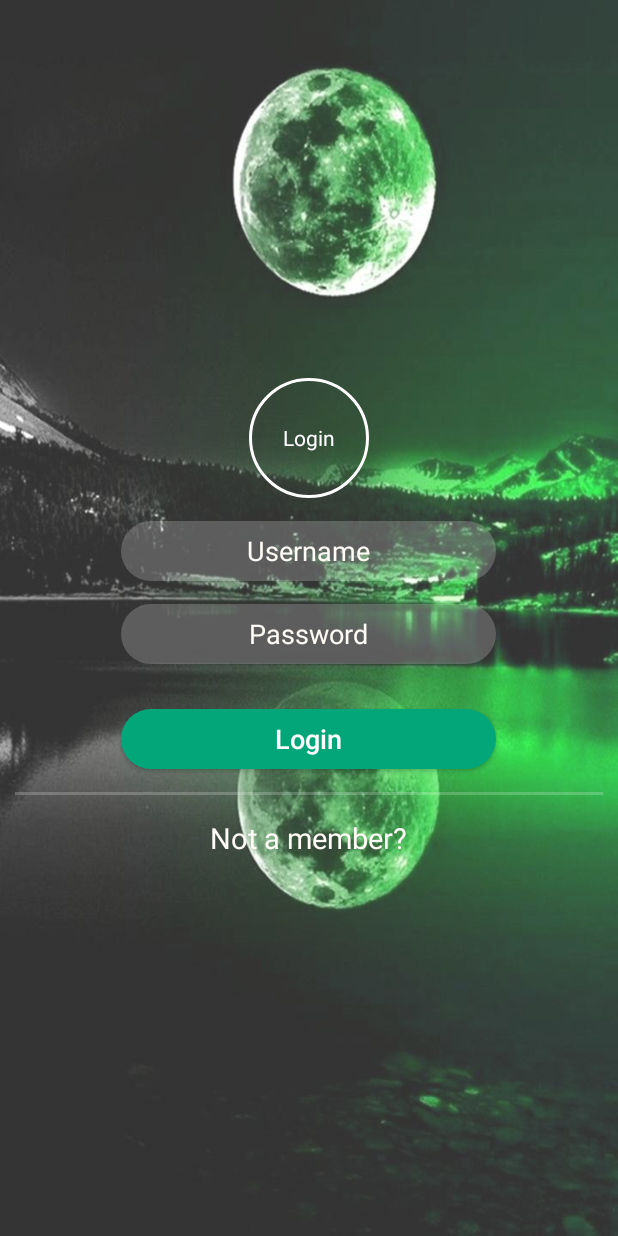
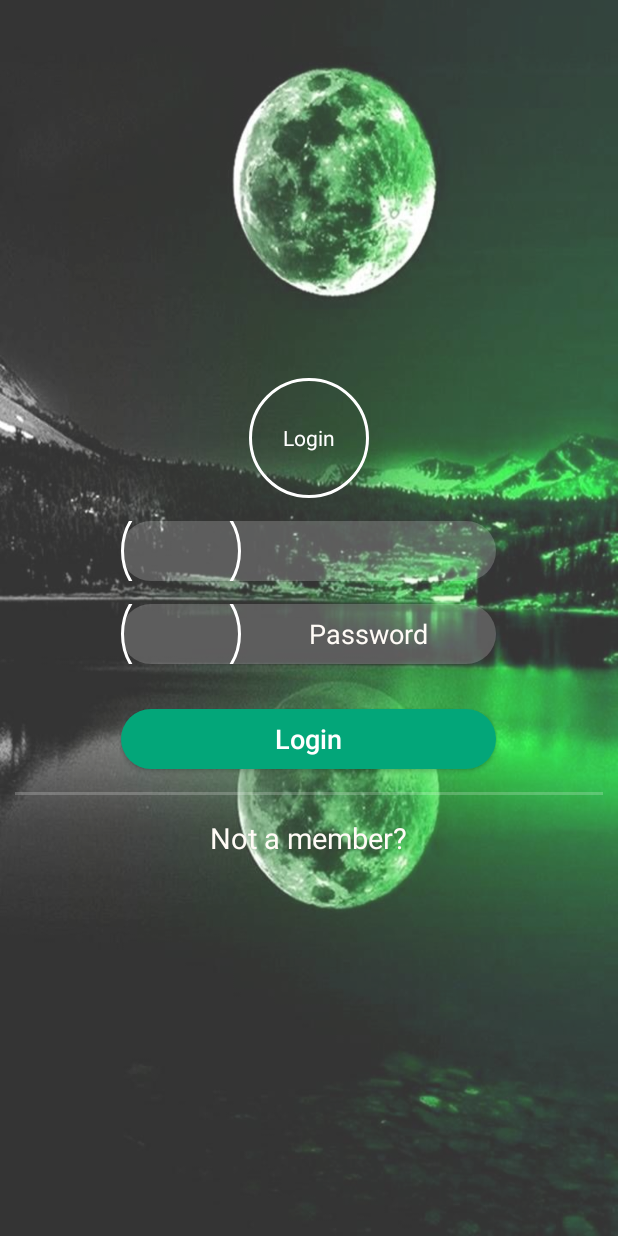
Before and after one commit to ishayasulin/Whatsup, an Android app: the screen it shows after launch (Login), on a phone screen of 412 x 824 dp. Run offline under Robolectric (Android 15) with nearby library versions, the phone set to English and light mode, and no system bars.

Commit message:
change password and username stuff

```diff
--- a/app/src/main/java/com/example/whatsup/activities/Login.java
+++ b/app/src/main/java/com/example/whatsup/activities/Login.java
@@ -3,6 +3,7 @@ package com.example.whatsup.activities;
 import android.content.Intent;
 import android.os.Bundle;
 import android.view.View;
+import android.widget.EditText;
 import android.widget.TextView;
 
 import androidx.appcompat.app.AppCompatActivity;
@@ -17,6 +18,33 @@ public class Login extends AppCompatActivity implements View.OnClickListener {
         setContentView(R.layout.activity_login);
         toRegister = (TextView) findViewById(R.id.toRegister);
         toRegister.setOnClickListener(this);
+        final EditText usernameEditText = findViewById(R.id.usernameLogin);
+        final EditText passwordEditText = findViewById(R.id.passwordLogin);
+
+
+
+
+        usernameEditText.setOnFocusChangeListener(new View.OnFocusChangeListener() {
+            @Override
+            public void onFocusChange(View v, boolean hasFocus) {
+                if (hasFocus) {
+                    usernameEditText.setHint("");
+                } else {
+                    usernameEditText.setHint(R.string.username);
+                }
+            }
+        });
+
+        passwordEditText.setOnFocusChangeListener(new View.OnFocusChangeListener() {
+            @Override
+            public void onFocusChange(View v, boolean hasFocus) {
+                if (hasFocus) {
+                    passwordEditText.setHint("");
+                } else {
+                    passwordEditText.setHint(R.string.password);
+                }
+            }
+        });
     }
 
 
--- a/app/src/main/res/layout/activity_login.xml
+++ b/app/src/main/res/layout/activity_login.xml
@@ -13,7 +13,8 @@
         android:orientation="vertical"
         android:background="#3fff"
         android:gravity="center"
-        android:padding="10dp">
+        android:padding="10dp"
+        tools:ignore="ExtraText">
 
         <TextView
             android:layout_width="wrap_content"
@@ -31,7 +32,9 @@
             android:hint="@string/username"
             android:textColorHint="#FFFBF6"
             android:background="@drawable/custom_et"
+            android:drawableStart="@drawable/circle"
             />
+
         <EditText
             android:id="@+id/passwordLogin"
             android:layout_marginTop="15dp"
@@ -40,7 +43,10 @@
             android:layout_height="40dp"
             android:hint="@string/password"
             android:textColorHint="#FFFBF6"
-            android:background="@drawable/custom_et"/>
+            android:background="@drawable/custom_et"
+            android:drawableStart="@drawable/circle"
+            />
+        custom_et"/>
 
 
         <androidx.appcompat.widget.AppCompatButton
```
Also changed, not shown: app/src/main/java/com/example/whatsup/activities/Register.java (+62 -1 lines).
